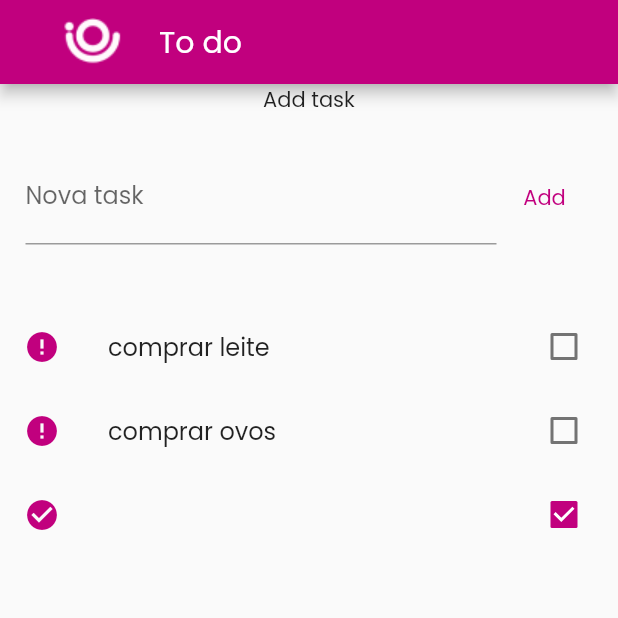
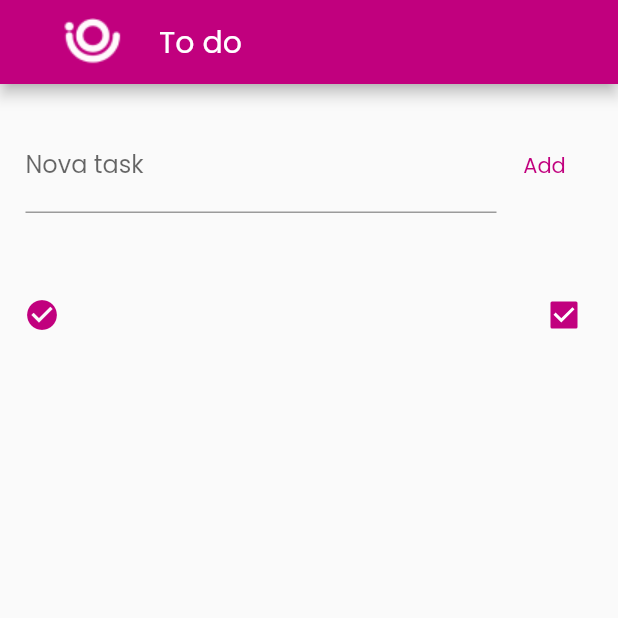
Before and after one commit to ritamonteiro1/todolist-app, a Flutter app: the screen it shows after launch, after a tap on "Add", after a tap on the "error" icon, on a phone screen of 412 x 824 dp, the top half of it. Run offline on Flutter 3.47's test engine with Material 2 defaults, Android fonts, the phone set to English and light mode, and no system bars.

Commit message:
create list_task_widget.dart and input_task_widget.dart

```diff
--- a/lib/l10n/intl_en.arb
+++ b/lib/l10n/intl_en.arb
@@ -1,7 +1,6 @@
 {
   "@@ locale": "en",
   "homeScreenAppBarTitle": "To do",
-  "homeScreenAddText": "Add task",
   "homeScreenNewTaskText": "Nova task",
   "homeScreenTextButton": "Add"
 }
--- a/lib/l10n/intl_en_US.arb
+++ b/lib/l10n/intl_en_US.arb
@@ -1,7 +1,6 @@
 {
   "@@ locale": "en_US",
   "homeScreenAppBarTitle": "To do",
-  "homeScreenAddText": "Add task",
   "homeScreenNewTaskText": "Nova task",
   "homeScreenTextButton": "Add"
 }
--- a/lib/l10n/intl_pt_BR.arb
+++ b/lib/l10n/intl_pt_BR.arb
@@ -1,7 +1,6 @@
 {
   "@@ locale": "pt_BR",
   "homeScreenAppBarTitle": "Lista de tarefas",
-  "homeScreenAddText": "Adicionar tarefa",
   "homeScreenNewTaskText": "Nova tarefa",
   "homeScreenTextButton": "Add"
 }
--- a/lib/main/my_app.dart
+++ b/lib/main/my_app.dart
@@ -4,7 +4,7 @@ import 'package:flutter_localizations/flutter_localizations.dart';
 import '../constants/constant_colors.dart';
 import '../constants/constant_fonts.dart';
 import '../generated/l10n.dart';
-import '../view/home_screen.dart';
+import '../view/home_screen/home_screen.dart';
 
 class MyApp extends StatelessWidget {
   const MyApp({Key? key}) : super(key: key);
--- a/lib/view/home_screen.dart
+++ /dev/null
@@ -1,85 +0,0 @@
-import 'package:flutter/material.dart';
-
-import '../constants/constant_images.dart';
-import '../domain/task.dart';
-import '../generated/l10n.dart';
-import 'widgets/task_item_widget.dart';
-
-class HomeScreen extends StatefulWidget {
-  const HomeScreen({Key? key}) : super(key: key);
-
-  @override
-  _HomeScreenState createState() => _HomeScreenState();
-}
-
-class _HomeScreenState extends State<HomeScreen> {
-  final textEditingController = TextEditingController();
-  List<Task> list = [
-    Task(description: 'comprar leite'),
-    Task(description: 'comprar ovos'),
-  ];
-
-  void addTask() {
-    final newTask = Task(description: textEditingController.text);
-    list.add(newTask);
-    textEditingController.clear();
-  }
-
-  @override
-  Widget build(BuildContext context) => Scaffold(
-        appBar: AppBar(
-          title: Row(
-            children: [
-              Padding(
-                padding: const EdgeInsets.symmetric(horizontal: 25),
-                child: Image.asset(ConstantImages.logoIoasys),
-              ),
-              Text(S.of(context).homeScreenAppBarTitle),
-            ],
-          ),
-        ),
-        body: Column(
-          children: [
-            Text(S.of(context).homeScreenAddText),
-            Padding(
-              padding: const EdgeInsets.fromLTRB(17, 24, 17, 40),
-              child: Row(
-                children: [
-                  Expanded(
-                    child: TextField(
-                      controller: textEditingController,
-                      decoration: InputDecoration(
-                          labelText: S.of(context).homeScreenNewTaskText),
-                    ),
-                  ),
-                  TextButton(
-                    onPressed: () {
-                      setState(addTask);
-                    },
-                    child: Text(
-                      S.of(context).homeScreenTextButton,
-                    ),
-                  ),
-                ],
-              ),
-            ),
-            Expanded(
-              child: ListView.builder(
-                itemCount: list.length,
-                itemBuilder: (context, index) {
-                  final task = list[index];
-                  return TaskItemWidget(
-                    task: task,
-                    onChanged: (value) {
-                      setState(() {
-                        task.completed = value ?? false;
-                      });
-                    },
-                  );
-                },
-              ),
-            ),
-          ],
-        ),
-      );
-}
--- /dev/null
+++ b/lib/view/home_screen/home_screen.dart
@@ -0,0 +1,68 @@
+import 'package:flutter/material.dart';
+
+import '../../constants/constant_images.dart';
+import '../../domain/task.dart';
+import '../../generated/l10n.dart';
+import 'widgets/input_task_widget.dart';
+import 'widgets/list_task_widget.dart';
+
+class HomeScreen extends StatefulWidget {
+  const HomeScreen({Key? key}) : super(key: key);
+
+  @override
+  _HomeScreenState createState() => _HomeScreenState();
+}
+
+class _HomeScreenState extends State<HomeScreen> {
+  final taskTextEditingController = TextEditingController();
+  List<Task> taskList = [];
+
+  void addTask() {
+    final newTask = Task(description: taskTextEditingController.text);
+    taskList.add(newTask);
+    taskTextEditingController.clear();
+  }
+
+  void updateStatusTask(int index, bool? isCompletedTask) {
+    taskList[index].completed = isCompletedTask ?? false;
+  }
+
+  @override
+  Widget build(BuildContext context) => Scaffold(
+        appBar: AppBar(
+          title: Row(
+            children: [
+              Padding(
+                padding: const EdgeInsets.symmetric(horizontal: 25),
+                child: Image.asset(ConstantImages.logoIoasys),
+              ),
+              Text(S.of(context).homeScreenAppBarTitle),
+            ],
+          ),
+        ),
+        body: Column(
+          children: [
+            Padding(
+              padding: const EdgeInsets.fromLTRB(17, 24, 17, 40),
+              child: InputTaskWidget(
+                  onPressed: () {
+                    setState(addTask);
+                  },
+                  taskTextEditingController: taskTextEditingController,
+                  textButton: S.of(context).homeScreenTextButton,
+                  labelText: S.of(context).homeScreenNewTaskText),
+            ),
+            Expanded(
+              child: ListTaskWidget(
+                listTask: taskList,
+                onChanged: (isCompletedTask, index) => setState(
+                  () {
+                    updateStatusTask(index, isCompletedTask);
+                  },
+                ),
+              ),
+            ),
+          ],
+        ),
+      );
+}
--- /dev/null
+++ b/lib/view/home_screen/widgets/input_task_widget.dart
@@ -0,0 +1,35 @@
+import 'package:flutter/material.dart';
+
+class InputTaskWidget extends StatelessWidget {
+  const InputTaskWidget({
+    required this.taskTextEditingController,
+    required this.onPressed,
+    required this.labelText,
+    required this.textButton,
+    Key? key,
+  }) : super(key: key);
+  final TextEditingController taskTextEditingController;
+  final Function()? onPressed;
+  final String labelText;
+  final String textButton;
+
+  @override
+  Widget build(BuildContext context) => Row(
+        children: [
+          Expanded(
+            child: TextField(
+              controller: taskTextEditingController,
+              decoration: InputDecoration(
+                labelText: labelText,
+              ),
+            ),
+          ),
+          TextButton(
+            onPressed: onPressed,
+            child: Text(
+              textButton,
+            ),
+          ),
+        ],
+      );
+}
--- /dev/null
+++ b/lib/view/home_screen/widgets/list_task_widget.dart
@@ -0,0 +1,28 @@
+import 'package:flutter/material.dart';
+import '../../../domain/task.dart';
+import 'task_item_widget.dart';
+
+class ListTaskWidget extends StatelessWidget {
+  const ListTaskWidget({
+    required this.onChanged,
+    required this.listTask,
+    Key? key,
+  }) : super(key: key);
+  final Function(bool?, int) onChanged;
+  final List<Task> listTask;
+
+  @override
+  Widget build(BuildContext context) => ListView.builder(
+        itemCount: listTask.length,
+        itemBuilder: (context, index) {
+          final task = listTask[index];
+          return TaskItemWidget(
+            task: task,
+            onChanged: (completed) => onChanged(
+              completed,
+              index,
+            ),
+          );
+        },
+      );
+}
--- a/lib/view/widgets/task_item_widget.dart
+++ b/lib/view/home_screen/widgets/task_item_widget.dart
@@ -1,5 +1,5 @@
 import 'package:flutter/material.dart';
-import '../../domain/task.dart';
+import '../../../domain/task.dart';
 
 class TaskItemWidget extends StatelessWidget {
   const TaskItemWidget({
```
Also changed, not shown: lib/generated/intl/messages_en.dart, lib/generated/intl/messages_en_US.dart, lib/generated/intl/messages_pt_BR.dart, lib/generated/l10n.dart.
